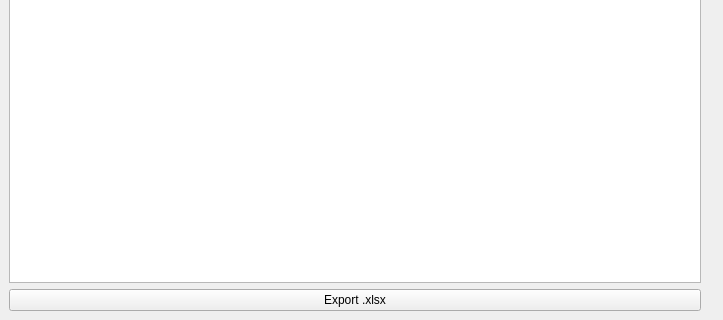
This is Flight_Plan_GUI.ui in nexposit/FlightPlan as Qt 5 draws it before an edit; both pictures show x 0 to 723 and y 172 to 492 of the 723 by 492 pixel window. The edited form follows.
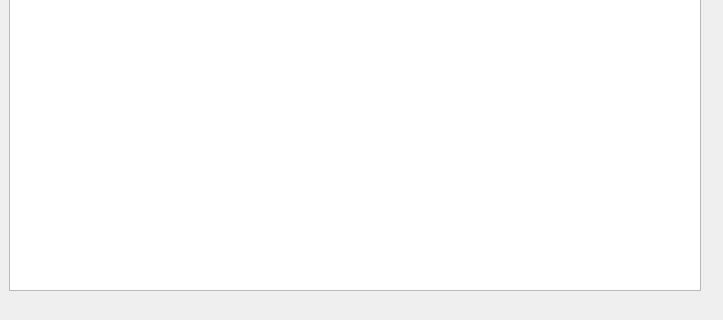
This is the edited form.

What changed in the file:
```diff
--- a/Flight_Plan_GUI.ui
+++ b/Flight_Plan_GUI.ui
@@ -241,13 +241,6 @@
           </property>
          </widget>
         </item>
-        <item>
-         <widget class="QPushButton" name="to_excel">
-          <property name="text">
-           <string>Export .xlsx</string>
-          </property>
-         </widget>
-        </item>
        </layout>
       </item>
       <item>
@@ -263,6 +256,16 @@
       </item>
      </layout>
     </item>
+    <item>
+     <widget class="QLabel" name="path">
+      <property name="text">
+       <string/>
+      </property>
+      <property name="alignment">
+       <set>Qt::AlignCenter</set>
+      </property>
+     </widget>
+    </item>
    </layout>
   </widget>
  </widget>
```
